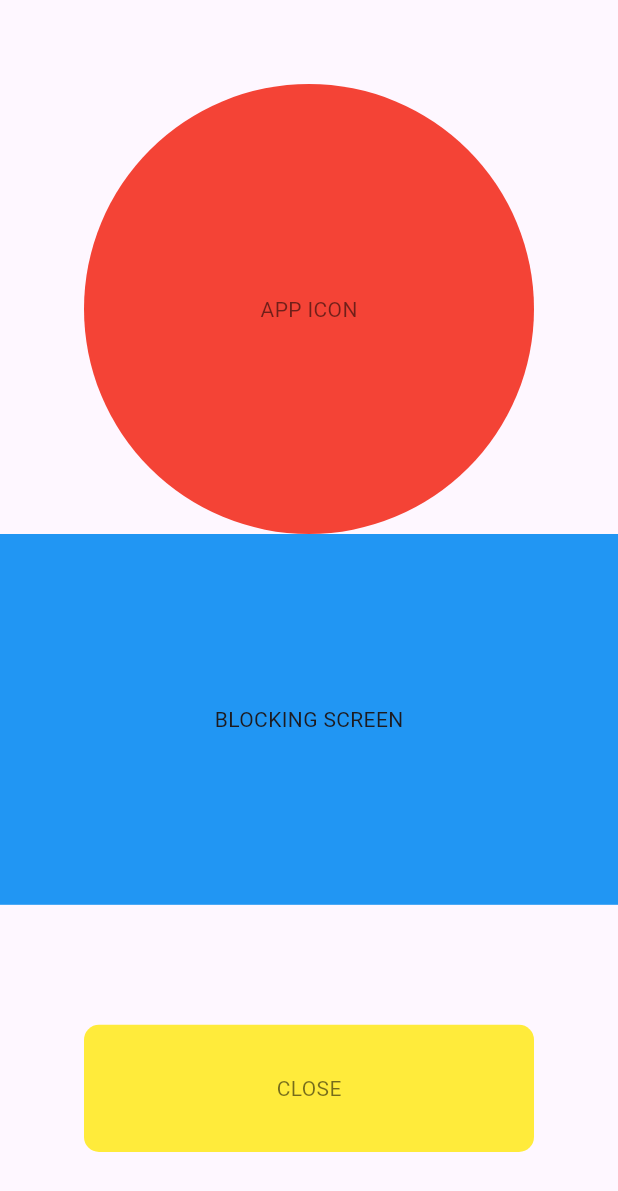
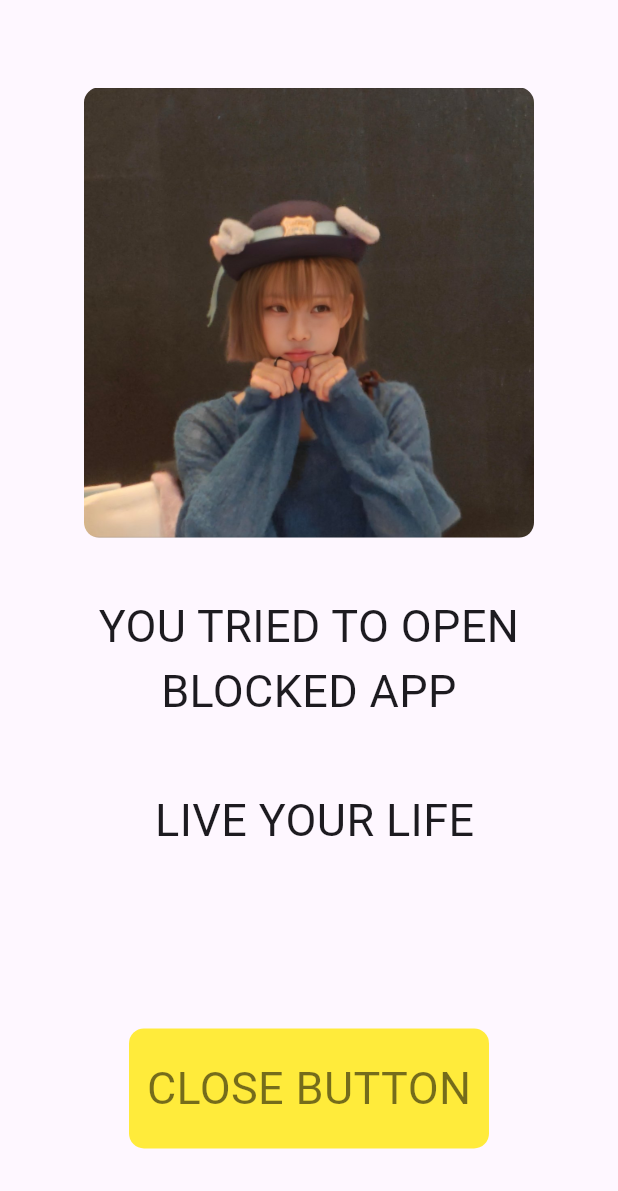
Before and after one commit to KimByungHo0208/Discipline, a Flutter app: the BlockingScreen widget shown alone on an empty page, opened directly, on a phone screen of 412 x 824 dp. Shown: the top 1191 px of the screen. Run offline on Flutter 3.47's test engine with Material 3 defaults, Android fonts, the phone set to English and light mode, and no system bars; our stand-ins replace shared_preferences, table_calendar; accounts and stored records are empty.

Commit message:
== done == 1. design blocking page little
== problem ==
1. how to know it is using
2. how to use overlay window
3. how to make user check setting permission

```diff
--- a/lib/blocking_screen.dart
+++ b/lib/blocking_screen.dart
@@ -13,27 +13,17 @@ class BlockingScreen extends StatelessWidget {
             mainAxisAlignment: MainAxisAlignment.center,
             crossAxisAlignment: CrossAxisAlignment.center,
             children: [
-              // Text('BLOCKING SCREEN'),
-              // TextButton(
-              //   onPressed: () {
-              //     Navigator.pushReplacement(
-              //       context,
-              //       MaterialPageRoute(builder: (context) => MyApp()),
-              //     );
-              //   },
-              //   child: Text('GO TO MAIN'),
-              // ),
               Flexible(
                 flex: 5,
                 fit: FlexFit.loose,
-                child: Container(
-                  height: 300,
-                  alignment: Alignment.center,
-                  decoration: BoxDecoration(
-                    shape: BoxShape.circle,
-                    color: Colors.red,
-                  ),
-                  child: Center(child: Text('APP ICON', style: TextStyle(color: mainColor))),
+                child: ClipRRect(
+                  borderRadius: BorderRadius.circular(10),
+                  child: Image(
+                    height: 300,
+                    width: 300,
+                    image: AssetImage('assets/winter.jpg'),
+                    fit: BoxFit.fill,
+                  )
                 ),
               ),
               Flexible(
@@ -41,8 +31,7 @@ class BlockingScreen extends StatelessWidget {
                 fit: FlexFit.loose,
                 child: Container(
                   alignment: Alignment.center,
-                  color: Colors.blue,
-                  child: Text('BLOCKING SCREEN'),
+                  child: Text('YOU TRIED TO OPEN BLOCKED APP \n\n LIVE YOUR LIFE', style: TextStyle(fontSize: 30), textAlign: TextAlign.center,),
                 ),
               ),
               Flexible(
@@ -50,14 +39,14 @@ class BlockingScreen extends StatelessWidget {
                 fit: FlexFit.loose,
                 child: Container(
                   margin: EdgeInsets.only(top: 80),
-                  height: 100,
-                  width: 300,
+                  height: 80,
+                  width: 240,
                   alignment: Alignment.center,
                   decoration: BoxDecoration(
                     color: Colors.yellow,
                     borderRadius: BorderRadius.circular(10),
                   ),
-                  child: Center(child: Text('CLOSE', style: TextStyle(color: mainColor))),
+                  child: Center(child: Text('CLOSE BUTTON', style: TextStyle(color: mainColor, fontSize: 30))),
                 ),
               ),
             ],
@@ -67,3 +56,13 @@ class BlockingScreen extends StatelessWidget {
     );
   }
 }
+// 사용자가 직접 설정화면으로 이동하는 코드
+// import 'package:device_apps/device_apps.dart';
+// import 'package:android_intent_plus/android_intent.dart';
+// import 'package:android_intent_plus/flag.dart';
+//
+// Future<void> requestUsageAccessPermission() async {
+//   const intent = AndroidIntent(
+//     action: 'android.settings.USAGE_ACCESS_SETTINGS',
+//   );
+//   await intent.launch();
--- a/pubspec.yaml
+++ b/pubspec.yaml
@@ -43,6 +43,7 @@ dependencies:
   app_usage: ^4.0.1
   flutter_overlay_window: ^0.5.0
   installed_apps: ^1.6.0
+  android_intent_plus: ^6.0.0
 
 dev_dependencies:
   flutter_test:
```
Also changed, not shown: pubspec.lock, 1 other file.
